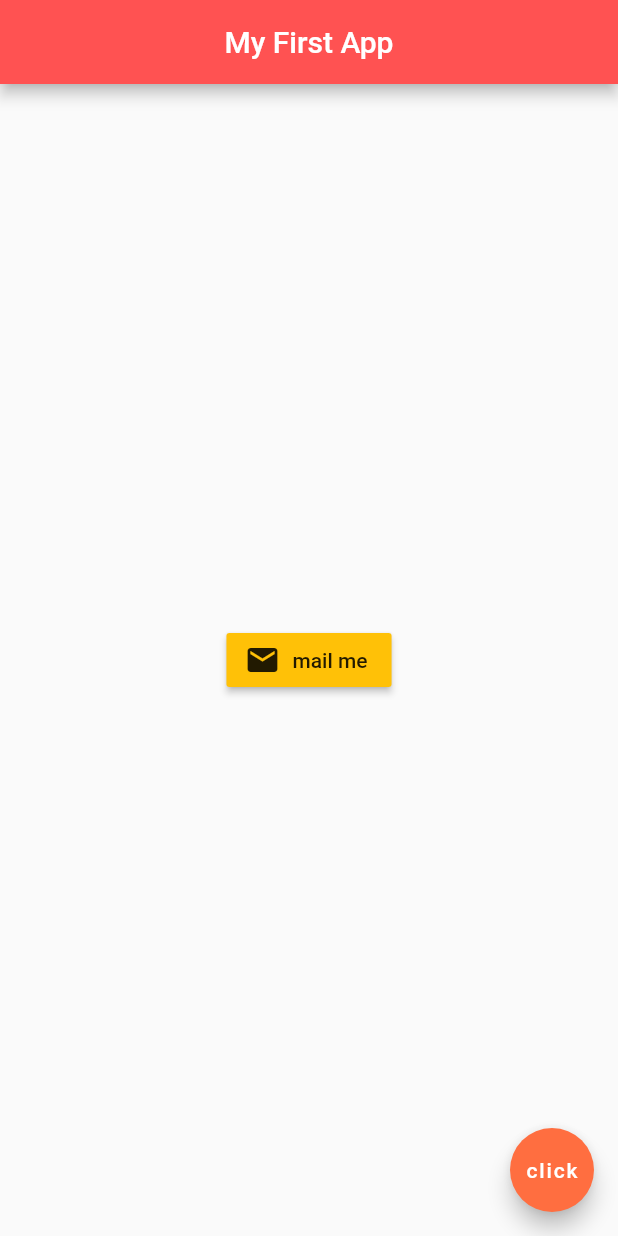
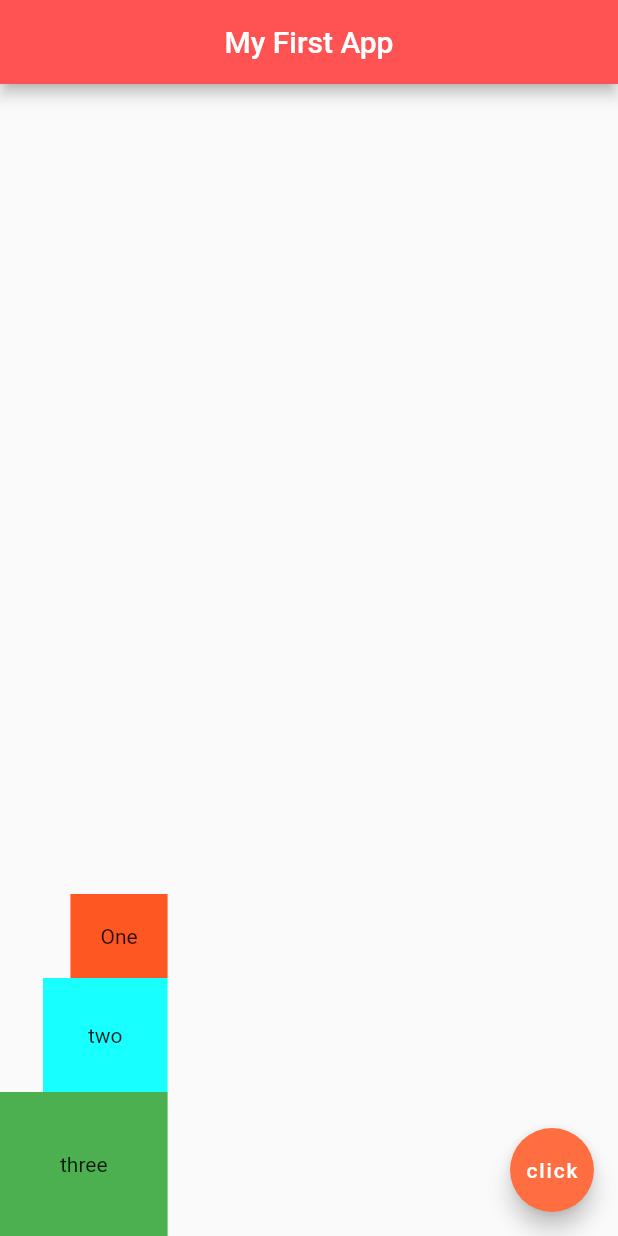
Before and after one commit to Nik-1595/Flutter, a Flutter app: the screen it shows after launch, on a phone screen of 412 x 824 dp. Run offline on Flutter 3.47's test engine with Material 2 defaults, Android fonts, the phone set to English and light mode, and no system bars.

Commit message:
Rows and Columns

```diff
--- a/lib/main.dart
+++ b/lib/main.dart
@@ -24,16 +24,30 @@ class MyApp extends StatelessWidget{
 
       ),
 
-      body: Center(
-        child:RaisedButton.icon(
-          onPressed: () {},
-          icon: Icon(
-            Icons.mail
-          ),
-          label: Text('mail me'),
-          color: Colors.amber,
-        ),
-      ),
+      body:
+
+        Column(
+          mainAxisAlignment: MainAxisAlignment.end,
+          crossAxisAlignment: CrossAxisAlignment.end,
+          children: <Widget>[
+            Container(
+              padding: EdgeInsets.all(20.0),
+              color: Colors.deepOrange,
+              child: Text('One'),
+            ),
+            Container(
+              padding: EdgeInsets.all(30.0),
+              color: Colors.cyanAccent,
+              child: Text('two'),
+            ),
+            Container(
+              padding: EdgeInsets.all(40.0),
+              color: Colors.green,
+              child: Text('three'),
+            ),
+          ],
+        )
+      ,
 
 
       floatingActionButton: FloatingActionButton(
```
